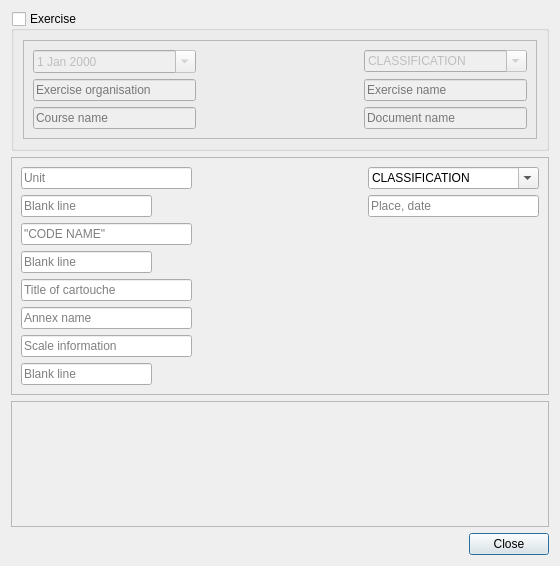
This is vbsprint/ui/cartouchedialog.ui in kadas-albireo/kadas-print-plugin as Qt 5 draws it before an edit. The edited form follows.
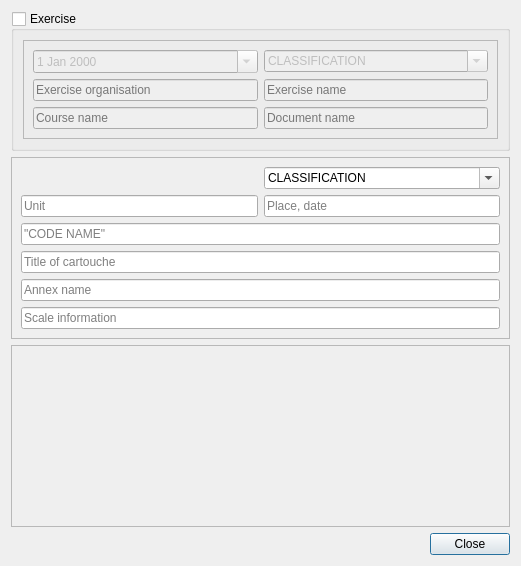
This is the edited form.

Commit message: Cartouche without blank lines

The edit to the form file:
```diff
--- a/vbsprint/ui/cartouchedialog.ui
+++ b/vbsprint/ui/cartouchedialog.ui
@@ -9,7 +9,7 @@
    <rect>
     <x>0</x>
     <y>0</y>
-    <width>560</width>
+    <width>521</width>
     <height>566</height>
    </rect>
   </property>
@@ -72,13 +72,6 @@
            </property>
           </widget>
          </item>
-         <item row="2" column="0">
-          <widget class="QLineEdit" name="exerciseorganisationLE">
-           <property name="placeholderText">
-            <string>Exercise organisation</string>
-           </property>
-          </widget>
-         </item>
          <item row="3" column="2">
           <widget class="QLineEdit" name="documenttitleLE">
            <property name="placeholderText">
@@ -113,31 +106,12 @@
            </item>
           </widget>
          </item>
-         <item row="1" column="1">
-          <spacer name="horizontalSpacer_3">
-           <property name="orientation">
-            <enum>Qt::Horizontal</enum>
+         <item row="2" column="0">
+          <widget class="QLineEdit" name="exerciseorganisationLE">
+           <property name="placeholderText">
+            <string>Exercise organisation</string>
            </property>
-           <property name="sizeHint" stdset="0">
-            <size>
-             <width>40</width>
-             <height>20</height>
-            </size>
-           </property>
-          </spacer>
-         </item>
-         <item row="3" column="1">
-          <spacer name="horizontalSpacer_4">
-           <property name="orientation">
-            <enum>Qt::Horizontal</enum>
-           </property>
-           <property name="sizeHint" stdset="0">
-            <size>
-             <width>40</width>
-             <height>20</height>
-            </size>
-           </property>
-          </spacer>
+          </widget>
          </item>
         </layout>
        </widget>
@@ -164,7 +138,21 @@
       <enum>QFrame::Raised</enum>
      </property>
      <layout class="QGridLayout" name="gridLayout_4">
-      <item row="0" column="2">
+      <item row="5" column="0" colspan="2">
+       <widget class="QLineEdit" name="supplementtitleLE">
+        <property name="placeholderText">
+         <string>Annex name</string>
+        </property>
+       </widget>
+      </item>
+      <item row="4" column="0" colspan="2">
+       <widget class="QLineEdit" name="cartouchecircumscriptionLE">
+        <property name="placeholderText">
+         <string>Title of cartouche</string>
+        </property>
+       </widget>
+      </item>
+      <item row="0" column="1">
        <widget class="QComboBox" name="classification2">
         <property name="editable">
          <bool>true</bool>
@@ -191,48 +179,34 @@
         </item>
        </widget>
       </item>
-      <item row="0" column="1">
-       <spacer name="horizontalSpacer">
-        <property name="orientation">
-         <enum>Qt::Horizontal</enum>
-        </property>
-        <property name="sizeHint" stdset="0">
-         <size>
-          <width>40</width>
-          <height>20</height>
-         </size>
-        </property>
-       </spacer>
+      <item row="3" column="0">
+       <layout class="QHBoxLayout" name="horizontalLayout_4" stretch=""/>
       </item>
-      <item row="0" column="0">
-       <widget class="QLineEdit" name="troopstitleLE">
+      <item row="7" column="0">
+       <layout class="QHBoxLayout" name="horizontalLayout_5" stretch=""/>
+      </item>
+      <item row="1" column="1">
+       <widget class="QLineEdit" name="placedateLE">
         <property name="placeholderText">
-         <string>Unit</string>
+         <string>Place, date</string>
         </property>
        </widget>
       </item>
-      <item row="2" column="0">
+      <item row="2" column="0" colspan="2">
        <widget class="QLineEdit" name="codenameLE">
         <property name="placeholderText">
          <string>&quot;CODE NAME&quot;</string>
         </property>
        </widget>
       </item>
-      <item row="4" column="0">
-       <widget class="QLineEdit" name="cartouchecircumscriptionLE">
+      <item row="1" column="0">
+       <widget class="QLineEdit" name="troopstitleLE">
         <property name="placeholderText">
-         <string>Title of cartouche</string>
+         <string>Unit</string>
         </property>
        </widget>
       </item>
-      <item row="5" column="0">
-       <widget class="QLineEdit" name="supplementtitleLE">
-        <property name="placeholderText">
-         <string>Annex name</string>
-        </property>
-       </widget>
-      </item>
-      <item row="6" column="0">
+      <item row="6" column="0" colspan="2">
        <widget class="QLineEdit" name="scaletitleLE">
         <property name="inputMask">
          <string/>
@@ -242,85 +216,6 @@
         </property>
        </widget>
       </item>
-      <item row="1" column="0">
-       <layout class="QHBoxLayout" name="horizontalLayout_3" stretch="2,0">
-        <item>
-         <widget class="QLineEdit" name="bz1LE">
-          <property name="placeholderText">
-           <string>Blank line</string>
-          </property>
-         </widget>
-        </item>
-        <item>
-         <spacer name="horizontalSpacer_7">
-          <property name="orientation">
-           <enum>Qt::Horizontal</enum>
-          </property>
-          <property name="sizeHint" stdset="0">
-           <size>
-            <width>40</width>
-            <height>20</height>
-           </size>
-          </property>
-         </spacer>
-        </item>
-       </layout>
-      </item>
-      <item row="3" column="0">
-       <layout class="QHBoxLayout" name="horizontalLayout_4" stretch="2,0">
-        <item>
-         <widget class="QLineEdit" name="bz2LE">
-          <property name="placeholderText">
-           <string>Blank line</string>
-          </property>
-         </widget>
-        </item>
-        <item>
-         <spacer name="horizontalSpacer_6">
-          <property name="orientation">
-           <enum>Qt::Horizontal</enum>
-          </property>
-          <property name="sizeHint" stdset="0">
-           <size>
-            <width>40</width>
-            <height>20</height>
-           </size>
-          </property>
-         </spacer>
-        </item>
-       </layout>
-      </item>
-      <item row="7" column="0">
-       <layout class="QHBoxLayout" name="horizontalLayout_5" stretch="2,0">
-        <item>
-         <widget class="QLineEdit" name="bz3LE">
-          <property name="placeholderText">
-           <string>Blank line</string>
-          </property>
-         </widget>
-        </item>
-        <item>
-         <spacer name="horizontalSpacer_5">
-          <property name="orientation">
-           <enum>Qt::Horizontal</enum>
-          </property>
-          <property name="sizeHint" stdset="0">
-           <size>
-            <width>40</width>
-            <height>20</height>
-           </size>
-          </property>
-         </spacer>
-        </item>
-       </layout>
-      </item>
-      <item row="1" column="2">
-       <widget class="QLineEdit" name="placedateLE">
-        <property name="placeholderText">
-         <string>Place, date</string>
-        </property>
-       </widget>
-      </item>
      </layout>
     </widget>
    </item>
```
Left out of the diff: 4 changed lines with no effect on the pictures. The commit also changes 2 other files.
